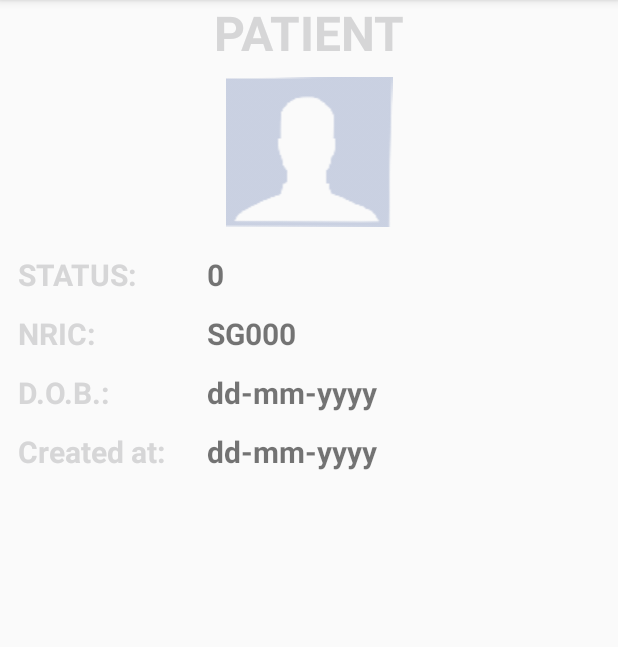
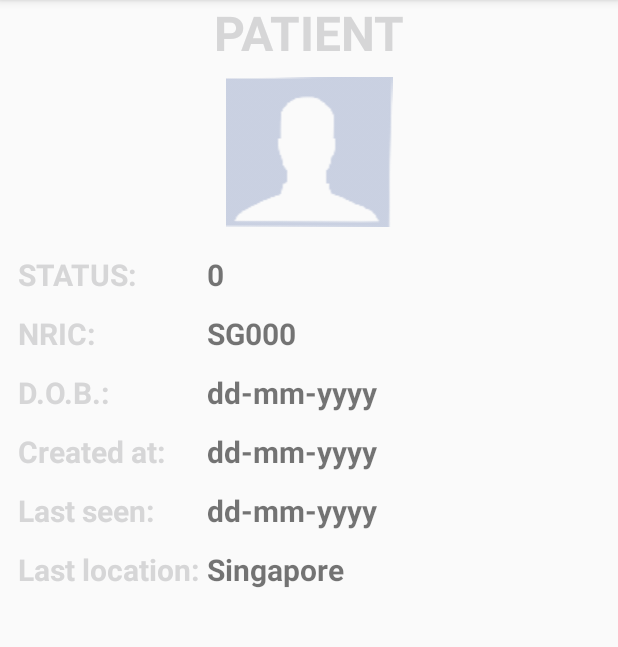
Before and after one commit to qinjie/WeTrack-Android, an Android app: the PatientDetailActivity screen opened directly, with no data from a screen before it, on a phone screen of 412 x 824 dp, the part 84-731 px from its top. Run offline under Robolectric (Android 15) with nearby library versions, the phone set to English and light mode, and no system bars; our stand-ins replace ButterKnife, EventBus.

Commit message:
add more information for patients

```diff
--- a/app/src/main/java/com/example/hoanglong/wetrack/PatientDetailActivity.java
+++ b/app/src/main/java/com/example/hoanglong/wetrack/PatientDetailActivity.java
@@ -1,8 +1,8 @@
 package com.example.hoanglong.wetrack;
 
 import android.content.Intent;
+import android.os.Bundle;
 import android.support.v7.app.AppCompatActivity;
-import android.os.Bundle;
 import android.widget.ImageView;
 import android.widget.TextView;
 
@@ -32,25 +32,39 @@ public class PatientDetailActivity extends AppCompatActivity {
     @BindView(R.id.created)
     TextView created;
 
+    @BindView(R.id.lastSeen)
+    TextView lastSeen;
+
+    @BindView(R.id.lastLocation)
+    TextView lastLocation;
+
     @Override
     protected void onCreate(Bundle savedInstanceState) {
         super.onCreate(savedInstanceState);
         setContentView(R.layout.patient_detail);
         ButterKnife.bind(this);
         Resident patient = getIntent().getParcelableExtra("patient");
-        if(patient!=null) {
+        if (patient != null) {
             name.setText(patient.getFullname());
-            new ImageLoadTask("http://128.199.93.67/WeTrack/backend/web/"+patient.getAvatar().replace("thumbnail_",""), avt).execute();
+            new ImageLoadTask("http://128.199.93.67/WeTrack/backend/web/" + patient.getAvatar().replace("thumbnail_", ""), avt).execute();
             nric.setText(patient.getNric());
-            String tmp="";
-            if(patient.getStatus()==1){
-                tmp="Missing";
-            }else{
+            String tmp = "";
+            if (patient.getStatus() == 1) {
+                tmp = "Missing";
+            } else {
                 tmp = "Available";
             }
             status.setText(tmp);
             dob.setText(patient.getDob());
             created.setText(patient.getCreated());
+            if (patient.getLatestLocation() != null && patient.getLatestLocation().size() > 0){
+                lastSeen.setText(patient.getLatestLocation().get(0).getCreated());
+                lastLocation.setText(patient.getLatestLocation().get(0).getAddr());
+            }else{
+                lastSeen.setText("Unknown");
+                lastLocation.setText("Unknown");
+            }
+
         }
     }
 
@@ -61,10 +75,10 @@ public class PatientDetailActivity extends AppCompatActivity {
             Bundle b = detailIntent.getExtras();
             if (b != null) {
                 String tmp = b.getString("fromWhat");
-                Intent intent = new Intent(this,MainActivity.class);
-                if(tmp.equals("home")){
+                Intent intent = new Intent(this, MainActivity.class);
+                if (tmp.equals("home")) {
                     intent.putExtra("isFromDetailActivity", false);
-                }else{
+                } else {
                     intent.putExtra("isFromDetailActivity", true);
                 }
                 startActivityForResult(intent, 101);
@@ -72,20 +86,19 @@ public class PatientDetailActivity extends AppCompatActivity {
         }
 
 
-
     }
 
     @OnClick(R.id.btnUpdate)
-    public void onUpdateClick(){
+    public void onUpdateClick() {
         Intent detailIntent = getIntent();
         if (detailIntent != null) {
             Bundle b = detailIntent.getExtras();
             if (b != null) {
                 String tmp = b.getString("fromWhat");
-                Intent intent = new Intent(this,MainActivity.class);
-                if(tmp.equals("home")){
+                Intent intent = new Intent(this, MainActivity.class);
+                if (tmp.equals("home")) {
                     intent.putExtra("isFromDetailActivity", false);
-                }else{
+                } else {
                     intent.putExtra("isFromDetailActivity", true);
                 }
                 startActivityForResult(intent, 101);
--- a/app/src/main/java/com/example/hoanglong/wetrack/api/ServerAPI.java
+++ b/app/src/main/java/com/example/hoanglong/wetrack/api/ServerAPI.java
@@ -17,10 +17,10 @@ import retrofit2.http.POST;
  */
 
 public interface ServerAPI {
-    @GET("v1/resident?expand=beacons")
+    @GET("v1/resident?expand=beacons,latestLocation")
     Call<List<Resident>> getPatientList();
 
-    @POST("v1/location-history/create")
+    @POST("v1/location-history")
     Call<JsonObject> sendBeaconLocation(@Header("Authorization") String authorization, @Header("Content-Type") String type, @Body JsonObject beaconList);
 
 
--- a/app/src/main/res/layout/item_beacon.xml
+++ b/app/src/main/res/layout/item_beacon.xml
@@ -24,7 +24,7 @@
             android:minHeight="?android:attr/listPreferredItemHeightSmall"
             android:paddingStart="?android:attr/listPreferredItemPaddingStart"
             android:textAppearance="?android:attr/textAppearanceListItemSmall"
-            android:textSize="24sp"
+            android:textSize="22sp"
             android:textStyle="bold"
             tools:text="hihihihihihi" />
 
@@ -36,7 +36,7 @@
             android:minHeight="?android:attr/listPreferredItemHeightSmall"
             android:paddingStart="?android:attr/listPreferredItemPaddingStart"
             android:textAppearance="?android:attr/textAppearanceListItemSmall"
-            android:textSize="20sp"
+            android:textSize="18sp"
             android:textStyle="italic"
             tools:text="hahahahahaha" />
     </LinearLayout>
--- a/app/src/main/res/layout/patient_detail.xml
+++ b/app/src/main/res/layout/patient_detail.xml
@@ -144,6 +144,63 @@
                     android:text="dd-mm-yyyy"
                     android:textSize="20sp"
                     android:textStyle="bold" />
+
+            </LinearLayout>
+
+            <LinearLayout
+                android:layout_width="match_parent"
+                android:layout_height="wrap_content"
+                android:layout_marginTop="12dp">
+
+                <TextView
+                    android:layout_width="match_parent"
+                    android:layout_height="wrap_content"
+                    android:layout_weight="0.4"
+                    android:gravity="start"
+                    android:paddingStart="12dp"
+                    android:text="Last seen:"
+                    android:textColor="@color/md_black_1000"
+                    android:textSize="20sp"
+                    android:textStyle="bold" />
+
+                <TextView
+                    android:id="@+id/lastSeen"
+                    android:layout_width="match_parent"
+                    android:layout_height="wrap_content"
+                    android:layout_weight="0.2"
+                    android:gravity="start"
+                    android:text="dd-mm-yyyy"
+                    android:textSize="20sp"
+                    android:textStyle="bold" />
+
+            </LinearLayout>
+
+            <LinearLayout
+                android:layout_width="match_parent"
+                android:layout_height="wrap_content"
+                android:layout_marginTop="12dp">
+
+                <TextView
+                    android:layout_width="match_parent"
+                    android:layout_height="wrap_content"
+                    android:layout_weight="0.4"
+                    android:gravity="start"
+                    android:paddingStart="12dp"
+                    android:text="Last location:"
+                    android:textColor="@color/md_black_1000"
+                    android:textSize="20sp"
+                    android:textStyle="bold" />
+
+                <TextView
+                    android:id="@+id/lastLocation"
+                    android:layout_width="match_parent"
+                    android:layout_height="wrap_content"
+                    android:layout_weight="0.2"
+                    android:gravity="start"
+                    android:text="Singapore"
+                    android:textSize="20sp"
+                    android:textStyle="bold" />
+
             </LinearLayout>
 
             <Button
```
Also changed, not shown: app/src/main/java/com/example/hoanglong/wetrack/BeaconScanActivation.java (+8 -53 lines), app/src/main/java/com/example/hoanglong/wetrack/HomeAdapter.java (+6 -10 lines), app/src/main/java/com/example/hoanglong/wetrack/model/Location.java (added, +83 -0 lines), app/src/main/java/com/example/hoanglong/wetrack/model/Resident.java (+16 -0 lines), 2 other files.
